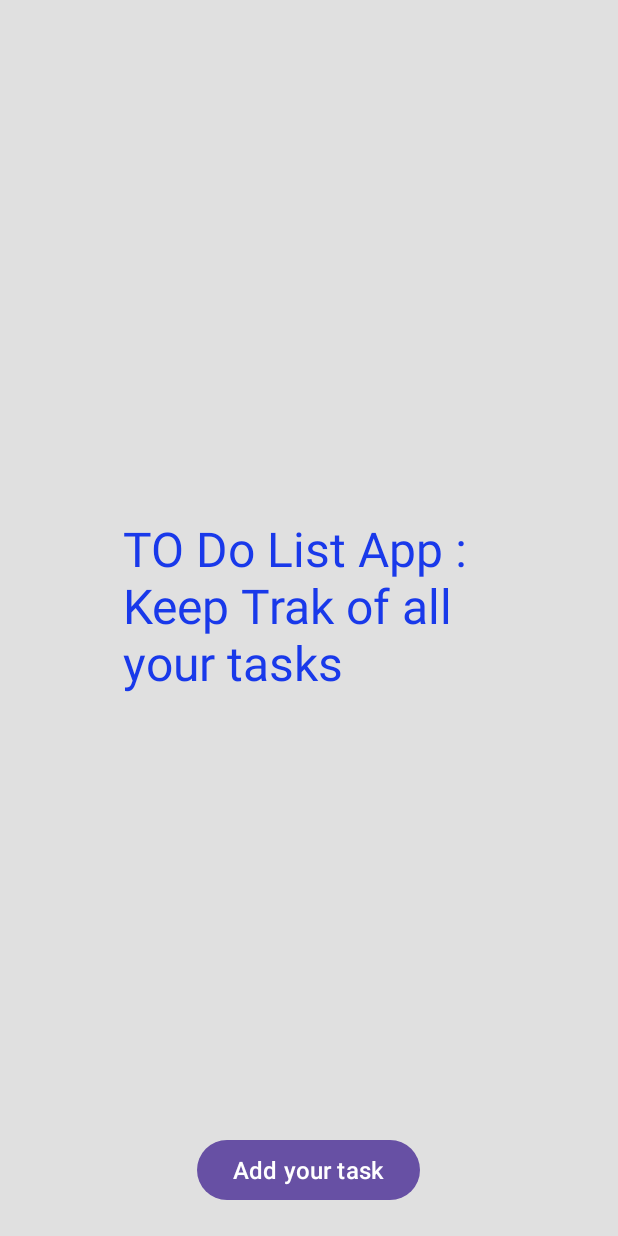
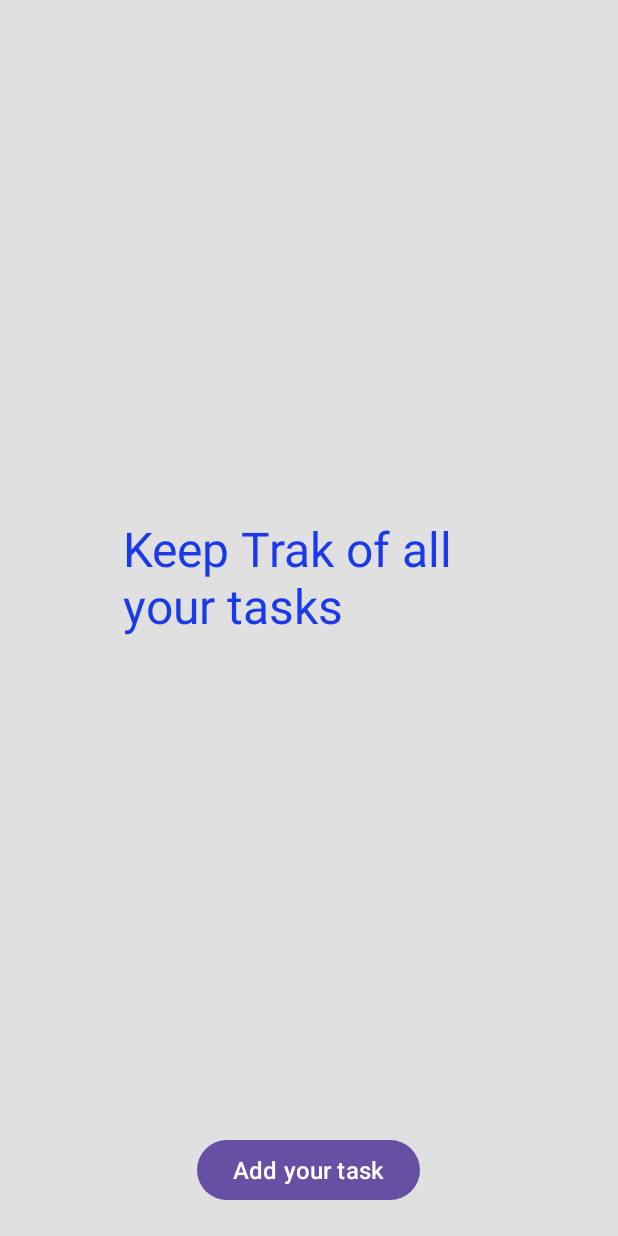
Before and after one commit to hdinantha/Task-Management, an Android app: the screen it shows after launch (MainActivity), on a phone screen of 412 x 824 dp. Run offline under Robolectric (Android 15) with nearby library versions, the phone set to English and light mode, and no system bars.

Commit message:
finished project

```diff
--- a/app/src/main/res/layout/activity_main.xml
+++ b/app/src/main/res/layout/activity_main.xml
@@ -13,7 +13,7 @@
         android:layout_width="247dp"
         android:layout_height="135dp"
         android:layout_centerInParent="true"
-        android:text="TO Do List App : Keep Trak of all your tasks"
+        android:text="Keep Trak of all your tasks"
         android:textColor="#1939EA"
         android:textFontWeight="1000"
         android:textSize="32dp"
```
